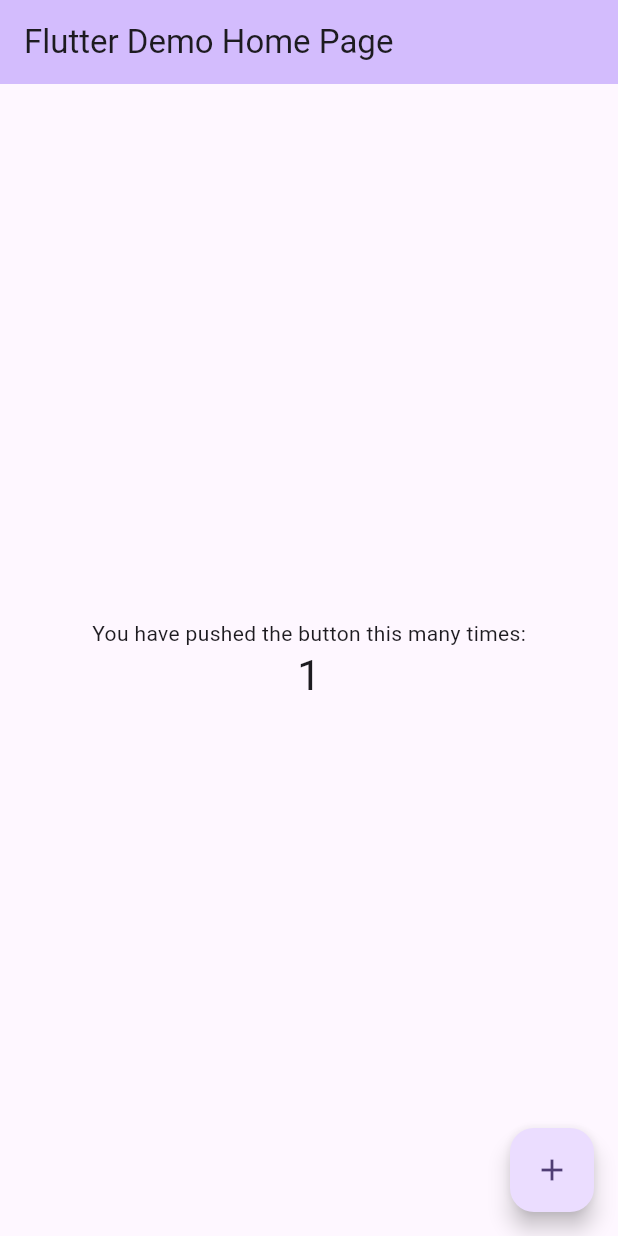
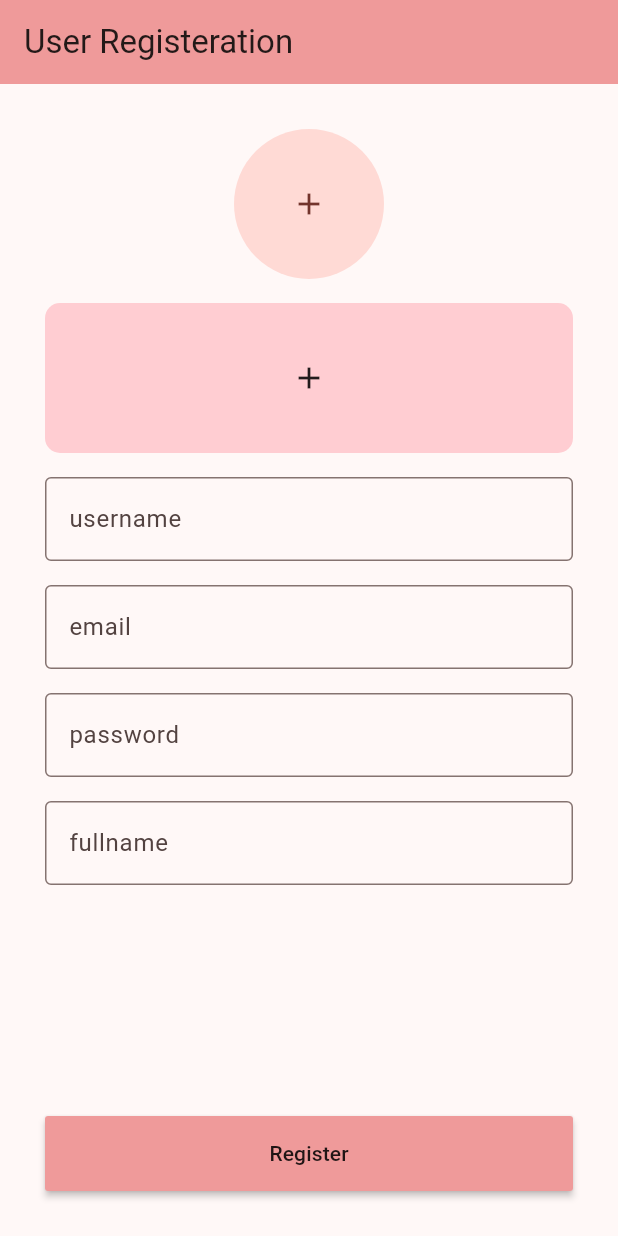
Before and after one commit to khanarifak07/Flutter-Auth-App-With-Backend, a Flutter app: the screen it shows after launch, after a tap on the "add" icon, on a phone screen of 412 x 824 dp. Run offline on Flutter 3.47's test engine with Material 3 defaults, Android fonts, the phone set to English and light mode, and no system bars; our stand-ins replace dio, image_picker.

Commit message:
Register User API implemented with Frontend

```diff
--- /dev/null
+++ b/Frontend/lib/config.dart
@@ -0,0 +1,2 @@
+const url = "http://192.168.0.107:4000/api/v1";
+const register = "$url/users/register";
--- a/Frontend/lib/main.dart
+++ b/Frontend/lib/main.dart
@@ -1,4 +1,6 @@
 import 'package:flutter/material.dart';
+import 'package:frontend/profile.dart';
+import 'package:frontend/register.dart';
 
 void main() {
   runApp(const MyApp());
@@ -11,115 +13,15 @@ class MyApp extends StatelessWidget {
   @override
   Widget build(BuildContext context) {
     return MaterialApp(
-      title: 'Flutter Demo',
-      theme: ThemeData(
-        // This is the theme of your application.
-        //
-        // TRY THIS: Try running your application with "flutter run". You'll see
-        // the application has a blue toolbar. Then, without quitting the app,
-        // try changing the seedColor in the colorScheme below to Colors.green
-        // and then invoke "hot reload" (save your changes or press the "hot
-        // reload" button in a Flutter-supported IDE, or press "r" if you used
-        // the command line to start the app).
-        //
-        // Notice that the counter didn't reset back to zero; the application
-        // state is not lost during the reload. To reset the state, use hot
-        // restart instead.
-        //
-        // This works for code too, not just values: Most code changes can be
-        // tested with just a hot reload.
-        colorScheme: ColorScheme.fromSeed(seedColor: Colors.deepPurple),
-        useMaterial3: true,
-      ),
-      home: const MyHomePage(title: 'Flutter Demo Home Page'),
-    );
+        title: 'Flutter Demo',
+        theme: ThemeData(
+          colorScheme: ColorScheme.fromSeed(seedColor: Colors.red),
+          useMaterial3: true,
+        ),
+        routes: {
+          "/register": (context) => const Register(),
+          "/profile": (context) => const Profile()
+        },
+        home: const Register());
   }
 }
-
-class MyHomePage extends StatefulWidget {
-  const MyHomePage({super.key, required this.title});
-
-  // This widget is the home page of your application. It is stateful, meaning
-  // that it has a State object (defined below) that contains fields that affect
-  // how it looks.
-
-  // This class is the configuration for the state. It holds the values (in this
-  // case the title) provided by the parent (in this case the App widget) and
-  // used by the build method of the State. Fields in a Widget subclass are
-  // always marked "final".
-
-  final String title;
-
-  @override
-  State<MyHomePage> createState() => _MyHomePageState();
-}
-
-class _MyHomePageState extends State<MyHomePage> {
-  int _counter = 0;
-
-  void _incrementCounter() {
-    setState(() {
-      // This call to setState tells the Flutter framework that something has
-      // changed in this State, which causes it to rerun the build method below
-      // so that the display can reflect the updated values. If we changed
-      // _counter without calling setState(), then the build method would not be
-      // called again, and so nothing would appear to happen.
-      _counter++;
-    });
-  }
-
-  @override
-  Widget build(BuildContext context) {
-    // This method is rerun every time setState is called, for instance as done
-    // by the _incrementCounter method above.
-    //
-    // The Flutter framework has been optimized to make rerunning build methods
-    // fast, so that you can just rebuild anything that needs updating rather
-    // than having to individually change instances of widgets.
-    return Scaffold(
-      appBar: AppBar(
-        // TRY THIS: Try changing the color here to a specific color (to
-        // Colors.amber, perhaps?) and trigger a hot reload to see the AppBar
-        // change color while the other colors stay the same.
-        backgroundColor: Theme.of(context).colorScheme.inversePrimary,
-        // Here we take the value from the MyHomePage object that was created by
-        // the App.build method, and use it to set our appbar title.
-        title: Text(widget.title),
-      ),
-      body: Center(
-        // Center is a layout widget. It takes a single child and positions it
-        // in the middle of the parent.
-        child: Column(
-          // Column is also a layout widget. It takes a list of children and
-          // arranges them vertically. By default, it sizes itself to fit its
-          // children horizontally, and tries to be as tall as its parent.
-          //
-          // Column has various properties to control how it sizes itself and
-          // how it positions its children. Here we use mainAxisAlignment to
-          // center the children vertically; the main axis here is the vertical
-          // axis because Columns are vertical (the cross axis would be
-          // horizontal).
-          //
-          // TRY THIS: Invoke "debug painting" (choose the "Toggle Debug Paint"
-          // action in the IDE, or press "p" in the console), to see the
-          // wireframe for each widget.
-          mainAxisAlignment: MainAxisAlignment.center,
-          children: <Widget>[
-            const Text(
-              'You have pushed the button this many times:',
-            ),
-            Text(
-              '$_counter',
-              style: Theme.of(context).textTheme.headlineMedium,
-            ),
-          ],
-        ),
-      ),
-      floatingActionButton: FloatingActionButton(
-        onPressed: _incrementCounter,
-        tooltip: 'Increment',
-        child: const Icon(Icons.add),
-      ), // This trailing comma makes auto-formatting nicer for build methods.
-    );
-  }
-}
--- /dev/null
+++ b/Frontend/lib/profile.dart
@@ -0,0 +1,19 @@
+import 'package:flutter/material.dart';
+
+class Profile extends StatefulWidget {
+  const Profile({super.key});
+
+  @override
+  State<Profile> createState() => _ProfileState();
+}
+
+class _ProfileState extends State<Profile> {
+  @override
+  Widget build(BuildContext context) {
+    return const Scaffold(
+      body: Center(
+        child: Text("Welcome Profile"),
+      ),
+    );
+  }
+}
--- /dev/null
+++ b/Frontend/lib/register.dart
@@ -0,0 +1,191 @@
+import 'dart:io';
+
+import 'package:dio/dio.dart';
+import 'package:flutter/material.dart';
+import 'package:frontend/config.dart';
+import 'package:image_picker/image_picker.dart';
+
+class Register extends StatefulWidget {
+  const Register({super.key});
+
+  @override
+  State<Register> createState() => _RegisterState();
+}
+
+class _RegisterState extends State<Register> {
+  TextEditingController usernameCtrl = TextEditingController();
+  TextEditingController emailCtrl = TextEditingController();
+  TextEditingController fullnameCtrl = TextEditingController();
+  TextEditingController passwordCtrl = TextEditingController();
+  bool isLoading = false;
+  File? avatar;
+  File? coverImage;
+
+  Future<void> pickAvatar() async {
+    var pickedAvatar =
+        await ImagePicker().pickImage(source: ImageSource.gallery);
+
+    if (pickedAvatar != null) {
+      setState(() {
+        avatar = File(pickedAvatar.path);
+      });
+    }
+  }
+
+  Future<void> pickCoverImage() async {
+    var pickedCoverImage =
+        await ImagePicker().pickImage(source: ImageSource.gallery);
+    if (pickedCoverImage != null) {
+      setState(() {
+        coverImage = File(pickedCoverImage.path);
+      });
+    }
+  }
+
+  Future<void> registerUser({
+    required String username,
+    required String password,
+    required String email,
+    required String fullname,
+    required File avatar,
+    File? coverImage,
+  }) async {
+    setState(() {
+      isLoading = true;
+    });
+    try {
+      //create dio object
+      Dio dio = Dio();
+      //create Formdata object
+      FormData formData = FormData.fromMap({
+        "username": username,
+        "email": email,
+        "password": password,
+        "fullname": fullname,
+        "avatar": await MultipartFile.fromFile(avatar.path, filename: "avatar"),
+        "coverImage": await MultipartFile.fromFile(coverImage!.path,
+            filename: "coverImage")
+      });
+      //make dio post request
+      Response response = await dio.post(register, data: formData);
+
+      //handle the response
+      if (response.statusCode == 200) {
+        print("User registered successfully ${response.data}");
+        ScaffoldMessenger.of(context).showSnackBar(SnackBar(
+            content: Text("User registered successfully, ${response.data}")));
+        Navigator.pushNamed(context, "/profile");
+      } else {
+        print("User registration failed ${response.statusCode}");
+      }
+    } catch (e) {
+      print("Error while registering user $e");
+    } finally {
+      setState(() {
+        isLoading = false;
+      });
+    }
+  }
+
+  @override
+  Widget build(BuildContext context) {
+    return Scaffold(
+      appBar: AppBar(
+          backgroundColor: Colors.red.shade200,
+          title: const Text("User Registeration")),
+      body: Padding(
+        padding: const EdgeInsets.all(30),
+        child: Column(
+          children: [
+            GestureDetector(
+              onTap: () async {
+                await pickAvatar();
+              },
+              child: CircleAvatar(
+                radius: 50,
+                backgroundImage: avatar != null
+                    ? MemoryImage(avatar!.readAsBytesSync())
+                    : null,
+                child: avatar == null ? const Icon(Icons.add) : null,
+              ),
+            ),
+            const SizedBox(height: 16),
+            GestureDetector(
+              onTap: () async {
+                await pickCoverImage();
+              },
+              child: Container(
+                  decoration: BoxDecoration(
+                      color: Colors.red.shade100,
+                      borderRadius: BorderRadius.circular(10)),
+                  height: 100,
+                  width: double.maxFinite,
+                  child: coverImage != null
+                      ? ClipRRect(
+                          borderRadius: BorderRadius.circular(10),
+                          child: Image.file(
+                            coverImage!,
+                            fit: BoxFit.cover,
+                          ),
+                        )
+                      : const Icon(Icons.add)),
+            ),
+            const SizedBox(height: 16),
+            TextField(
+              controller: usernameCtrl,
+              decoration: const InputDecoration(
+                hintText: "username",
+                border: OutlineInputBorder(),
+              ),
+            ),
+            const SizedBox(height: 16),
+            TextField(
+              controller: emailCtrl,
+              decoration: const InputDecoration(
+                hintText: "email",
+                border: OutlineInputBorder(),
+              ),
+            ),
+            const SizedBox(height: 16),
+            TextField(
+              controller: passwordCtrl,
+              decoration: const InputDecoration(
+                hintText: "password",
+                border: OutlineInputBorder(),
+              ),
+            ),
+            const SizedBox(height: 16),
+            TextField(
+              controller: fullnameCtrl,
+              decoration: const InputDecoration(
+                hintText: "fullname",
+                border: OutlineInputBorder(),
+              ),
+            ),
+            const Spacer(),
+            MaterialButton(
+              minWidth: double.maxFinite,
+              height: 50,
+              color: Colors.red.shade200,
+              onPressed: isLoading
+                  ? null
+                  : () async {
+                      await registerUser(
+                        username: usernameCtrl.text,
+                        password: passwordCtrl.text,
+                        email: emailCtrl.text,
+                        fullname: fullnameCtrl.text,
+                        avatar: avatar!,
+                        coverImage: coverImage,
+                      );
+                    },
+              child: isLoading
+                  ? const CircularProgressIndicator()
+                  : const Text("Register"),
+            )
+          ],
+        ),
+      ),
+    );
+  }
+}
--- a/Frontend/pubspec.yaml
+++ b/Frontend/pubspec.yaml
@@ -35,6 +35,9 @@ dependencies:
   # The following adds the Cupertino Icons font to your application.
   # Use with the CupertinoIcons class for iOS style icons.
   cupertino_icons: ^1.0.2
+  image_picker: ^1.0.7
+  shared_preferences: ^2.2.2
+  dio: ^5.4.0
 
 dev_dependencies:
   flutter_test:
```
Also changed, not shown: Frontend/pubspec.lock, 5 other files.
